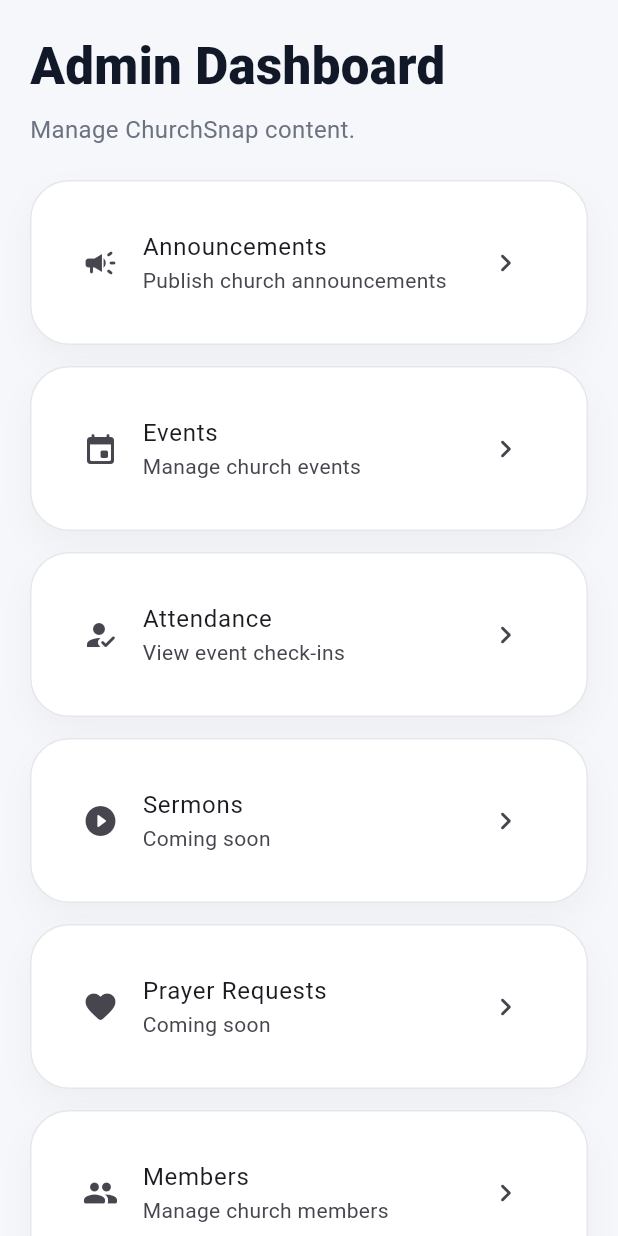
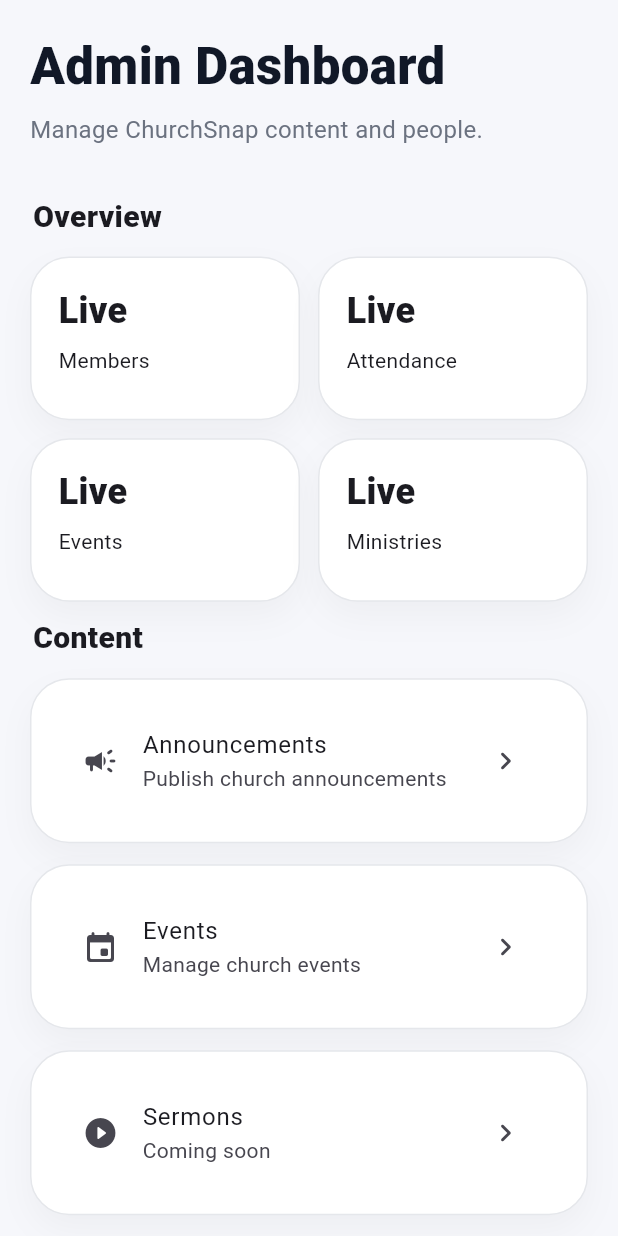
Before and after one commit to Ebarrton1/ChurchSnap, a Flutter app: the AdminDashboardScreen widget shown alone on an empty page, opened directly, on a phone screen of 412 x 824 dp. Run offline on Flutter 3.47's test engine with Material 3 defaults, Android fonts, the phone set to English and light mode, and no system bars; our stand-ins replace cloud_firestore, firebase_auth, firebase_core, firebase_messaging, flutter_riverpod; accounts and stored records are empty.

Commit message:
Refactor admin dashboard into grouped sections

```diff
--- a/lib/screens/admin/admin_dashboard_screen.dart
+++ b/lib/screens/admin/admin_dashboard_screen.dart
@@ -2,8 +2,8 @@
 
 import '../../core/widgets/churchsnap_screen.dart';
 import 'admin_announcements_screen.dart';
+import 'admin_attendance_screen.dart';
 import 'admin_events_screen.dart';
-import 'admin_attendance_screen.dart';
 import 'admin_members_screen.dart';
 import 'admin_ministries_screen.dart';
 
@@ -14,116 +14,169 @@
   Widget build(BuildContext context) {
     return ChurchSnapScreen(
       title: 'Admin Dashboard',
-      subtitle: 'Manage ChurchSnap content.',
+      subtitle: 'Manage ChurchSnap content and people.',
       children: [
-        AppCard(
-          child: ListTile(
-            leading: const Icon(Icons.campaign_rounded),
-            title: const Text('Announcements'),
-            subtitle: const Text('Publish church announcements'),
-            trailing: const Icon(Icons.chevron_right_rounded),
-            onTap: () {
-              Navigator.push(
-                context,
-                MaterialPageRoute(
-                  builder: (_) => const AdminAnnouncementsScreen(),
-                ),
-              );
-            },
-          ),
+        const SectionTitle(title: 'Overview'),
+        GridView.count(
+          crossAxisCount: 2,
+          shrinkWrap: true,
+          physics: const NeverScrollableScrollPhysics(),
+          childAspectRatio: 1.65,
+          mainAxisSpacing: 12,
+          crossAxisSpacing: 12,
+          children: const [
+            _StatCard(label: 'Members', value: 'Live'),
+            _StatCard(label: 'Attendance', value: 'Live'),
+            _StatCard(label: 'Events', value: 'Live'),
+            _StatCard(label: 'Ministries', value: 'Live'),
+          ],
         ),
 
-        AppCard(
-          child: ListTile(
-            leading: const Icon(Icons.event_rounded),
-            title: const Text('Events'),
-            subtitle: const Text('Manage church events'),
-            trailing: const Icon(Icons.chevron_right_rounded),
-            onTap: () {
-              Navigator.push(
-                context,
-                MaterialPageRoute(builder: (_) => const AdminEventsScreen()),
-              );
-            },
-          ),
+        const SectionTitle(title: 'Content'),
+        _AdminNavCard(
+          icon: Icons.campaign_rounded,
+          title: 'Announcements',
+          subtitle: 'Publish church announcements',
+          screen: AdminAnnouncementsScreen(),
+        ),
+        _AdminNavCard(
+          icon: Icons.event_rounded,
+          title: 'Events',
+          subtitle: 'Manage church events',
+          screen: AdminEventsScreen(),
+        ),
+        const _ComingSoonCard(
+          icon: Icons.play_circle_fill_rounded,
+          title: 'Sermons',
+        ),
+        const _ComingSoonCard(
+          icon: Icons.video_library_rounded,
+          title: 'Media',
         ),
 
-        AppCard(
-          child: ListTile(
-            leading: const Icon(Icons.how_to_reg_rounded),
-            title: const Text('Attendance'),
-            subtitle: const Text('View event check-ins'),
-            trailing: const Icon(Icons.chevron_right_rounded),
-            onTap: () {
-              Navigator.push(
-                context,
-                MaterialPageRoute(
-                  builder: (_) => const AdminAttendanceScreen(),
-                ),
-              );
-            },
-          ),
+        const SectionTitle(title: 'People'),
+        _AdminNavCard(
+          icon: Icons.people_rounded,
+          title: 'Members',
+          subtitle: 'Manage church members',
+          screen: AdminMembersScreen(),
+        ),
+        _AdminNavCard(
+          icon: Icons.how_to_reg_rounded,
+          title: 'Attendance',
+          subtitle: 'View event check-ins',
+          screen: AdminAttendanceScreen(),
+        ),
+        _AdminNavCard(
+          icon: Icons.groups_rounded,
+          title: 'Ministries',
+          subtitle: 'Manage ministries and volunteer teams',
+          screen: AdminMinistriesScreen(),
+        ),
+        const _ComingSoonCard(
+          icon: Icons.volunteer_activism_rounded,
+          title: 'Volunteers',
         ),
 
-        AppCard(
-          child: ListTile(
-            leading: const Icon(Icons.play_circle_fill_rounded),
-            title: const Text('Sermons'),
-            subtitle: const Text('Coming soon'),
-            trailing: const Icon(Icons.chevron_right_rounded),
-          ),
+        const SectionTitle(title: 'Care'),
+        const _ComingSoonCard(
+          icon: Icons.favorite_rounded,
+          title: 'Prayer Requests',
         ),
 
-        AppCard(
-          child: ListTile(
-            leading: const Icon(Icons.favorite_rounded),
-            title: const Text('Prayer Requests'),
-            subtitle: const Text('Coming soon'),
-            trailing: const Icon(Icons.chevron_right_rounded),
-          ),
+        const SectionTitle(title: 'Finance'),
+        const _ComingSoonCard(
+          icon: Icons.volunteer_activism_rounded,
+          title: 'Giving',
         ),
 
-        AppCard(
-          child: ListTile(
-            leading: const Icon(Icons.people_rounded),
-            title: const Text('Members'),
-            subtitle: const Text('Manage church members'),
-            trailing: const Icon(Icons.chevron_right_rounded),
-            onTap: () {
-              Navigator.push(
-                context,
-                MaterialPageRoute(builder: (_) => const AdminMembersScreen()),
-              );
-            },
-          ),
+        const SectionTitle(title: 'Operations'),
+        const _ComingSoonCard(
+          icon: Icons.notifications_active_rounded,
+          title: 'Notifications',
         ),
-
-        AppCard(
-          child: ListTile(
-            leading: const Icon(Icons.groups_rounded),
-            title: const Text('Ministries'),
-            subtitle: const Text('Manage ministries and volunteer teams'),
-            trailing: const Icon(Icons.chevron_right_rounded),
-            onTap: () {
-              Navigator.push(
-                context,
-                MaterialPageRoute(
-                  builder: (_) => const AdminMinistriesScreen(),
-                ),
-              );
-            },
-          ),
+        const _ComingSoonCard(
+          icon: Icons.qr_code_scanner_rounded,
+          title: 'QR Check-In',
         ),
-
-        AppCard(
-          child: ListTile(
-            leading: const Icon(Icons.people_rounded),
-            title: const Text('Members'),
-            subtitle: const Text('Coming soon'),
-            trailing: const Icon(Icons.chevron_right_rounded),
-          ),
+        const _ComingSoonCard(
+          icon: Icons.calendar_month_rounded,
+          title: 'Calendar',
         ),
       ],
     );
   }
 }
+
+class _StatCard extends StatelessWidget {
+  final String label;
+  final String value;
+
+  const _StatCard({required this.label, required this.value});
+
+  @override
+  Widget build(BuildContext context) {
+    return AppCard(
+      margin: EdgeInsets.zero,
+      child: Column(
+        crossAxisAlignment: CrossAxisAlignment.start,
+        children: [
+          Text(
+            value,
+            style: const TextStyle(fontSize: 24, fontWeight: FontWeight.w900),
+          ),
+          const SizedBox(height: 6),
+          Text(label),
+        ],
+      ),
+    );
+  }
+}
+
+class _AdminNavCard extends StatelessWidget {
+  final IconData icon;
+  final String title;
+  final String subtitle;
+  final Widget screen;
+
+  const _AdminNavCard({
+    required this.icon,
+    required this.title,
+    required this.subtitle,
+    required this.screen,
+  });
+
+  @override
+  Widget build(BuildContext context) {
+    return AppCard(
+      child: ListTile(
+        leading: Icon(icon),
+        title: Text(title),
+        subtitle: Text(subtitle),
+        trailing: const Icon(Icons.chevron_right_rounded),
+        onTap: () {
+          Navigator.push(context, MaterialPageRoute(builder: (_) => screen));
+        },
+      ),
+    );
+  }
+}
+
+class _ComingSoonCard extends StatelessWidget {
+  final IconData icon;
+  final String title;
+
+  const _ComingSoonCard({required this.icon, required this.title});
+
+  @override
+  Widget build(BuildContext context) {
+    return AppCard(
+      child: ListTile(
+        leading: Icon(icon),
+        title: Text(title),
+        subtitle: const Text('Coming soon'),
+        trailing: const Icon(Icons.chevron_right_rounded),
+      ),
+    );
+  }
+}
```
